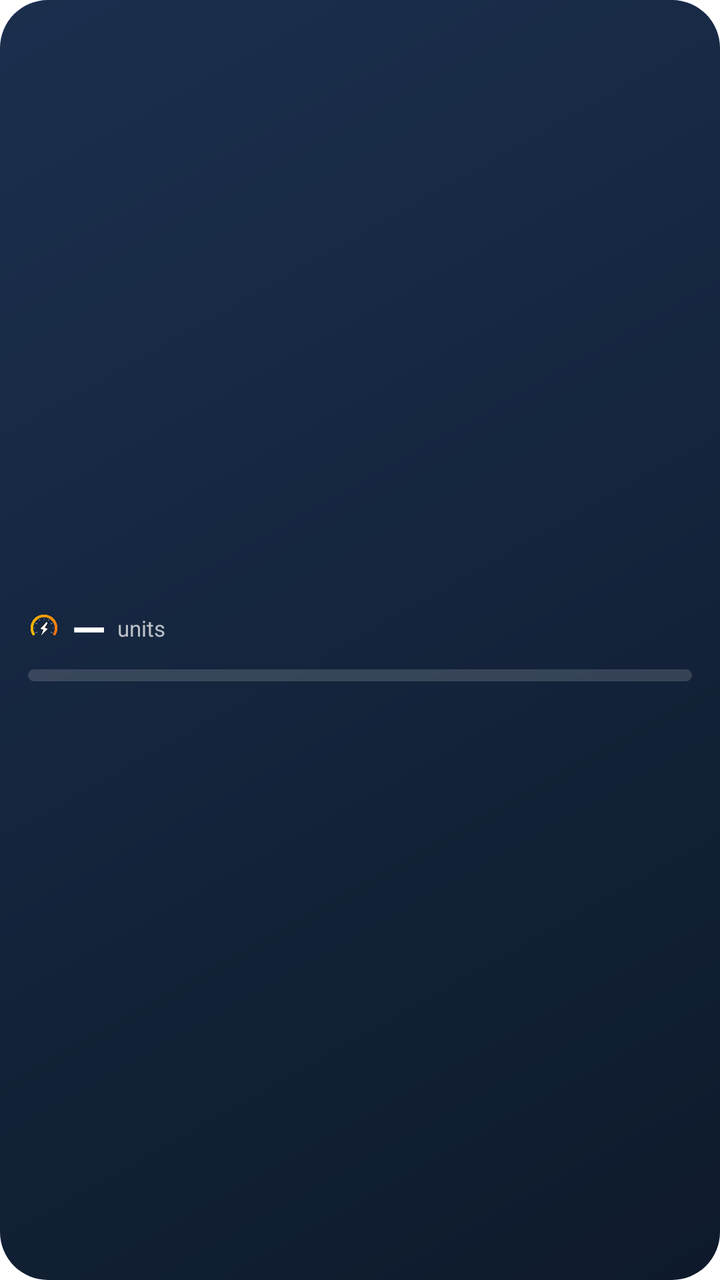
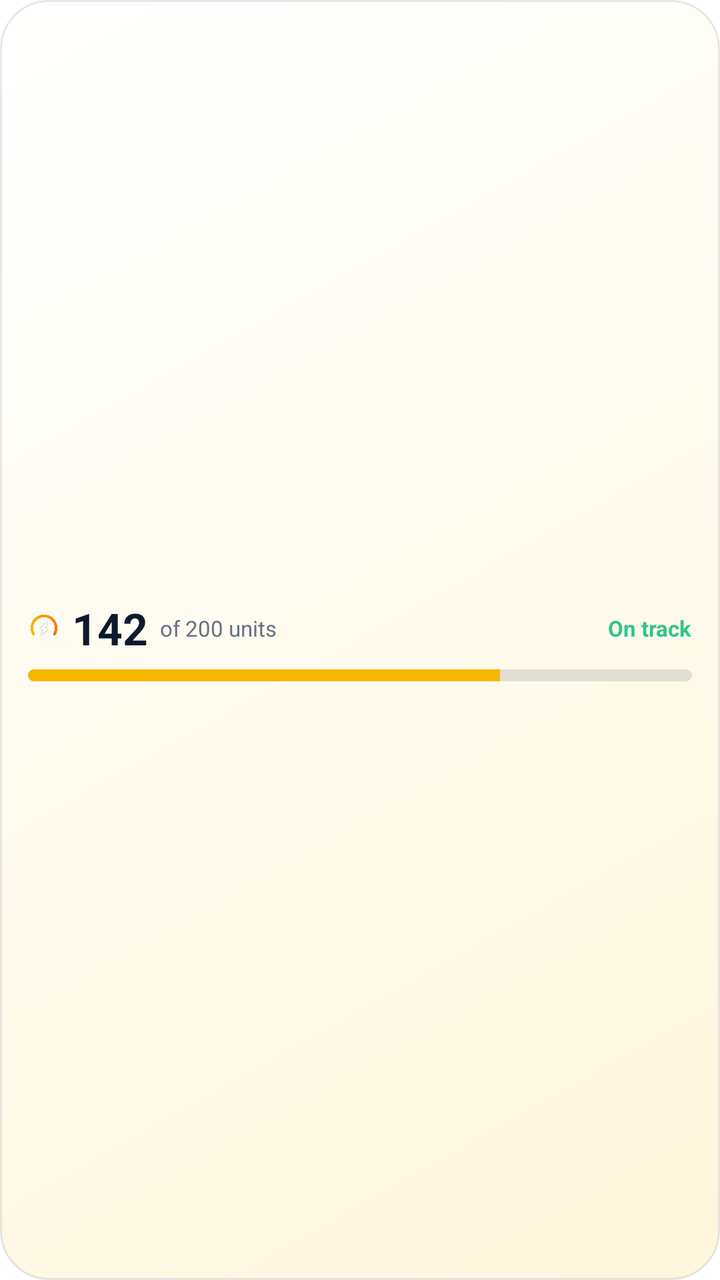

An Android layout rendered at two revisions. The XML below is the earlier revision; the diff shows what the commit changed to produce the second picture.
<!-- AndroidManifest.xml: fallback theme Theme.MaterialComponents.DayNight.NoActionBar -->
<!-- res/layout/usage_widget_small.xml -->
<?xml version="1.0" encoding="utf-8"?>
<LinearLayout xmlns:android="http://schemas.android.com/apk/res/android"
    android:id="@+id/widget_root"
    android:layout_width="match_parent"
    android:layout_height="match_parent"
    android:background="@drawable/widget_background"
    android:gravity="center_vertical"
    android:orientation="vertical"
    android:paddingStart="14dp"
    android:paddingEnd="14dp"
    android:paddingTop="8dp"
    android:paddingBottom="8dp">

    <LinearLayout
        android:layout_width="match_parent"
        android:layout_height="wrap_content"
        android:gravity="center_vertical"
        android:orientation="horizontal">

        <ImageView
            android:layout_width="16dp"
            android:layout_height="16dp"
            android:contentDescription="@null"
            android:src="@drawable/splash_bolt" />

        <TextView
            android:id="@+id/widget_units"
            android:layout_width="wrap_content"
            android:layout_height="wrap_content"
            android:layout_marginStart="6dp"
            android:text="—"
            android:textColor="#FFFFFF"
            android:textSize="22sp"
            android:textStyle="bold" />

        <TextView
            android:id="@+id/widget_of"
            android:layout_width="0dp"
            android:layout_height="wrap_content"
            android:layout_marginStart="6dp"
            android:layout_weight="1"
            android:ellipsize="end"
            android:maxLines="1"
            android:text="units"
            android:textColor="#B3FFFFFF"
            android:textSize="11sp" />

        <TextView
            android:id="@+id/widget_status"
            android:layout_width="wrap_content"
            android:layout_height="wrap_content"
            android:layout_marginStart="6dp"
            android:maxLines="1"
            android:textColor="#F5B700"
            android:textSize="11sp"
            android:textStyle="bold" />
    </LinearLayout>

    <ProgressBar
        android:id="@+id/widget_progress"
        style="@android:style/Widget.ProgressBar.Horizontal"
        android:layout_width="match_parent"
        android:layout_height="6dp"
        android:layout_marginTop="6dp"
        android:max="100"
        android:progress="0"
        android:progressDrawable="@drawable/widget_progress" />
</LinearLayout>
<!-- resources referenced by this layout -->
<resources>
  <!-- drawable splash_bolt: png bitmap (drawable-hdpi, 17491 bytes) -->
  <!-- drawable widget_background (drawable) -->
  <?xml version="1.0" encoding="utf-8"?>
  <shape xmlns:android="http://schemas.android.com/apk/res/android" android:shape="rectangle">
      <gradient android:angle="315" android:startColor="#1B2F4E" android:endColor="#0E1A2B" />
      <corners android:radius="24dp" />
  </shape>
  <!-- drawable widget_progress (drawable) -->
  <?xml version="1.0" encoding="utf-8"?>
  <layer-list xmlns:android="http://schemas.android.com/apk/res/android">
      <item android:id="@android:id/background">
          <shape><corners android:radius="6dp" /><solid android:color="#26FFFFFF" /></shape>
      </item>
      <item android:id="@android:id/progress">
          <clip><shape><corners android:radius="6dp" /><solid android:color="#F5B700" /></shape></clip>
      </item>
  </layer-list>
</resources>

<!-- the commit's change to res/layout/usage_widget_small.xml (unified diff, before → after) -->
@@ -7,8 +7,8 @@
     android:gravity="center_vertical"
     android:orientation="vertical"
     android:paddingStart="14dp"
+    android:paddingTop="8dp"
     android:paddingEnd="14dp"
-    android:paddingTop="8dp"
     android:paddingBottom="8dp">
 
     <LinearLayout
@@ -28,8 +28,8 @@
             android:layout_width="wrap_content"
             android:layout_height="wrap_content"
             android:layout_marginStart="6dp"
-            android:text="—"
-            android:textColor="#FFFFFF"
+            android:text="142"
+            android:textColor="@color/widget_text"
             android:textSize="22sp"
             android:textStyle="bold" />
 
@@ -40,9 +40,10 @@
             android:layout_marginStart="6dp"
             android:layout_weight="1"
             android:ellipsize="end"
+            android:gravity="start"
             android:maxLines="1"
-            android:text="units"
-            android:textColor="#B3FFFFFF"
+            android:text="of 200 units"
+            android:textColor="@color/widget_muted"
             android:textSize="11sp" />
 
         <TextView
@@ -51,7 +52,8 @@
             android:layout_height="wrap_content"
             android:layout_marginStart="6dp"
             android:maxLines="1"
-            android:textColor="#F5B700"
+            android:text="On track"
+            android:textColor="#34C38F"
             android:textSize="11sp"
             android:textStyle="bold" />
     </LinearLayout>
@@ -63,6 +65,6 @@
         android:layout_height="6dp"
         android:layout_marginTop="6dp"
         android:max="100"
-        android:progress="0"
+        android:progress="71"
         android:progressDrawable="@drawable/widget_progress" />
 </LinearLayout>
<!-- resource entries referenced after the edit -->
@@ -1,21 +1,28 @@
 <!-- resources referenced by this layout -->
 <resources>
+  <color name="widget_muted">#667085</color>
+  <color name="widget_text">#0E1A2B</color>
   <!-- drawable splash_bolt: png bitmap (drawable-hdpi, 17491 bytes) -->
   <!-- drawable widget_background (drawable) -->
   <?xml version="1.0" encoding="utf-8"?>
   <shape xmlns:android="http://schemas.android.com/apk/res/android" android:shape="rectangle">
-      <gradient android:angle="315" android:startColor="#1B2F4E" android:endColor="#0E1A2B" />
+      <gradient android:angle="315" android:startColor="@color/widget_bg_start" android:endColor="@color/widget_bg_end" />
+      <stroke android:width="1dp" android:color="@color/widget_stroke" />
       <corners android:radius="24dp" />
   </shape>
   <!-- drawable widget_progress (drawable) -->
   <?xml version="1.0" encoding="utf-8"?>
   <layer-list xmlns:android="http://schemas.android.com/apk/res/android">
       <item android:id="@android:id/background">
-          <shape><corners android:radius="6dp" /><solid android:color="#26FFFFFF" /></shape>
+          <shape><corners android:radius="6dp" /><solid android:color="@color/widget_track" /></shape>
       </item>
       <item android:id="@android:id/progress">
           <clip><shape><corners android:radius="6dp" /><solid android:color="#F5B700" /></shape></clip>
       </item>
   </layer-list>
+  <color name="widget_bg_start">#FFFFFF</color>
+  <color name="widget_bg_end">#FFF6DD</color>
+  <color name="widget_stroke">#1A0E1A2B</color>
+  <color name="widget_track">#1F0E1A2B</color>
 </resources>
 
